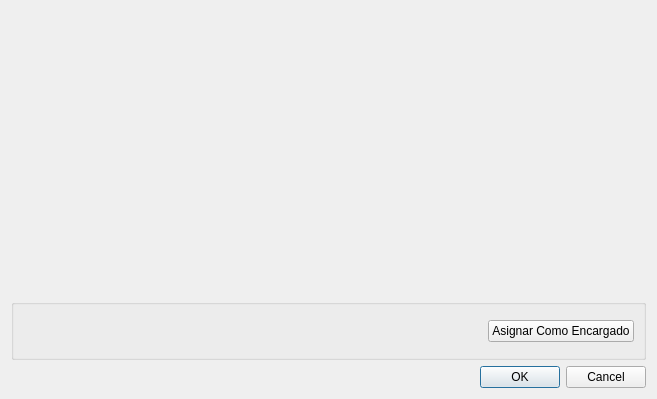
guilleurrutia10/division-transporte, file src/ui/DialogRegistrarCambioEncargadoDeUnaSeccion.ui: the form before one commit.
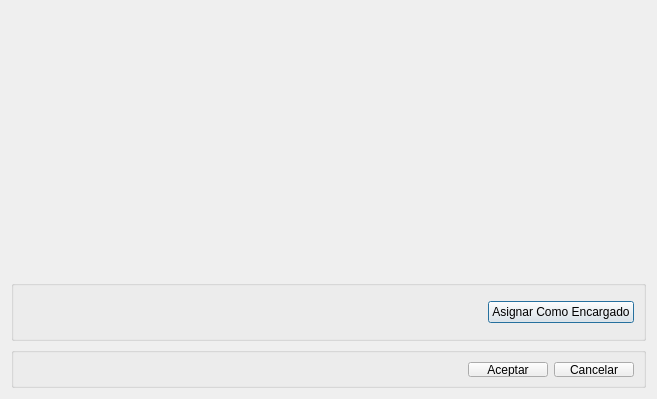
The form after the commit.

Commit message: modificaciones ui con group box parte 2

```diff
--- a/src/ui/DialogRegistrarCambioEncargadoDeUnaSeccion.ui
+++ b/src/ui/DialogRegistrarCambioEncargadoDeUnaSeccion.ui
@@ -53,10 +53,63 @@
     </widget>
    </item>
    <item>
-    <widget class="QDialogButtonBox" name="buttonBox">
-     <property name="standardButtons">
-      <set>QDialogButtonBox::Cancel|QDialogButtonBox::Ok</set>
+    <widget class="QGroupBox" name="groupBoxButtonBox">
+     <property name="minimumSize">
+      <size>
+       <width>271</width>
+       <height>41</height>
+      </size>
      </property>
+     <property name="maximumSize">
+      <size>
+       <width>16777215</width>
+       <height>41</height>
+      </size>
+     </property>
+     <property name="title">
+      <string/>
+     </property>
+     <layout class="QGridLayout" name="gridLayout_3">
+      <property name="leftMargin">
+       <number>9</number>
+      </property>
+      <property name="topMargin">
+       <number>9</number>
+      </property>
+      <property name="rightMargin">
+       <number>9</number>
+      </property>
+      <property name="bottomMargin">
+       <number>8</number>
+      </property>
+      <item row="0" column="1">
+       <widget class="QPushButton" name="pushButtonAceptar">
+        <property name="text">
+         <string>Aceptar</string>
+        </property>
+       </widget>
+      </item>
+      <item row="0" column="2">
+       <widget class="QPushButton" name="pushButtonCancelar">
+        <property name="text">
+         <string>Cancelar</string>
+        </property>
+       </widget>
+      </item>
+      <item row="0" column="0">
+       <spacer name="horizontalSpacer_3">
+        <property name="orientation">
+         <enum>Qt::Horizontal</enum>
+        </property>
+        <property name="sizeHint" stdset="0">
+         <size>
+          <width>40</width>
+          <height>20</height>
+         </size>
+        </property>
+       </spacer>
+      </item>
+     </layout>
     </widget>
    </item>
   </layout>
```
The commit also changes 28 other files.
